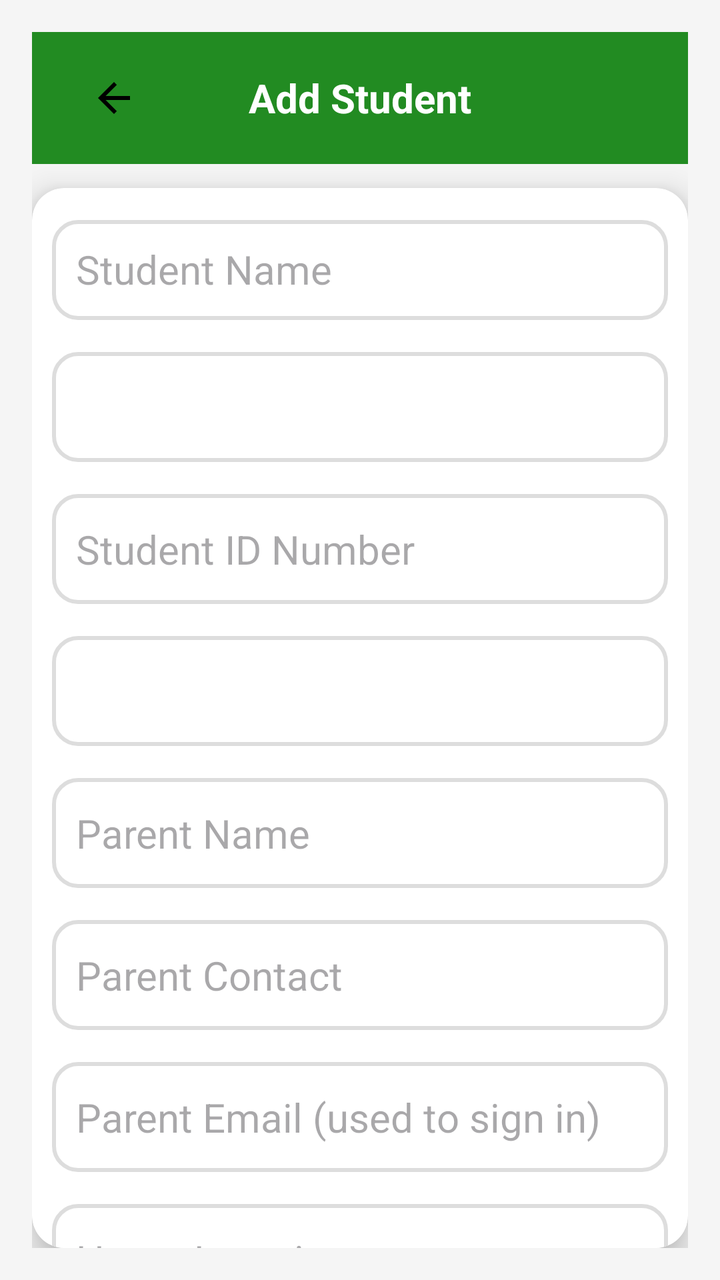
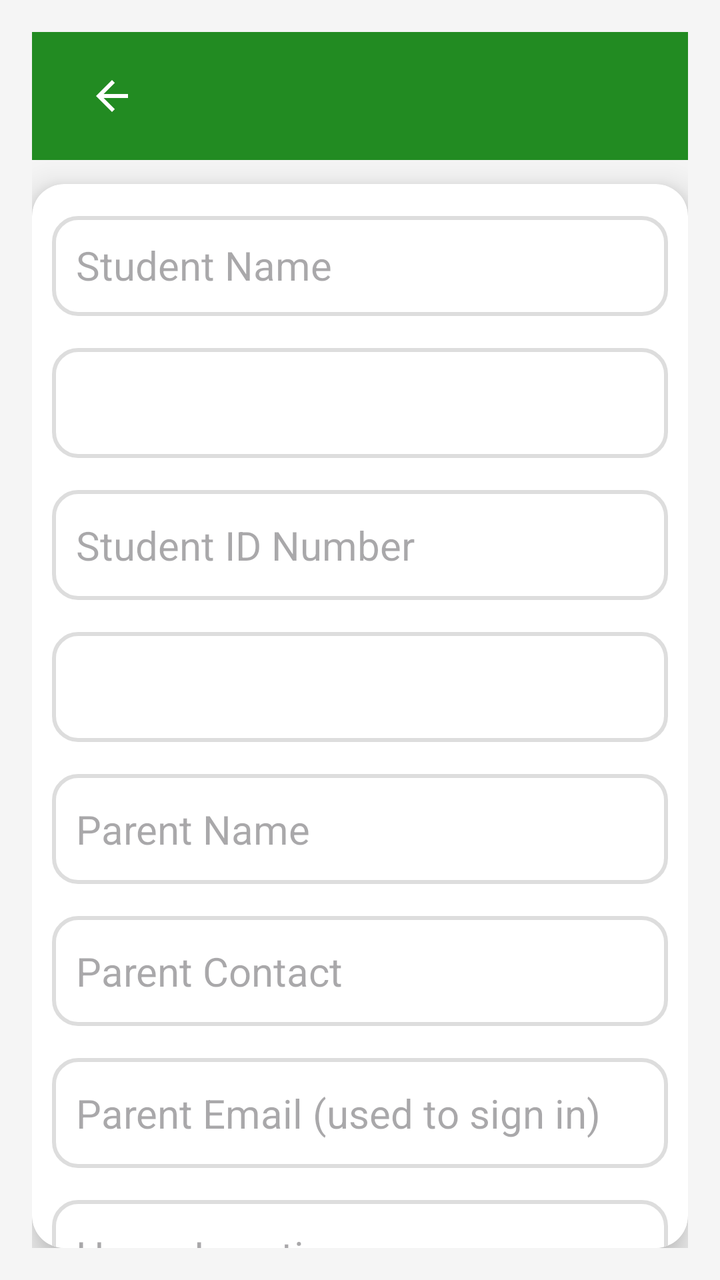

Two renders of the same Android screen: before a commit and after it. Below are the layout's source before the change and the commit's diff.
<!-- AndroidManifest.xml: application theme Theme.TransportApp -->
<!-- res/layout/activity_add_student.xml -->
<?xml version="1.0" encoding="utf-8"?>
<LinearLayout
    xmlns:android="http://schemas.android.com/apk/res/android"
    xmlns:app="http://schemas.android.com/apk/res-auto"
    android:layout_width="match_parent"
    android:layout_height="match_parent"
    android:orientation="vertical"
    android:background="#F5F5F5"
    android:padding="16dp">

    
    <androidx.appcompat.widget.Toolbar
        android:layout_width="match_parent"
        android:layout_height="wrap_content"
        android:background="@color/green"
        android:theme="@style/ThemeOverlay.AppCompat.Dark.ActionBar">

        <ImageButton
            android:layout_width="50dp"
            android:layout_height="50dp"
            android:layout_margin="8dp"
            android:background="@null"
            android:contentDescription="Back"
            android:src="@drawable/baseline_arrow_back_24"/>

        <TextView
            android:layout_width="wrap_content"
            android:layout_height="wrap_content"
            android:layout_gravity="center"
            android:text="Add Student"
            android:textColor="@android:color/white"
            android:textSize="20sp"
            android:textStyle="bold"/>
    </androidx.appcompat.widget.Toolbar>

    
    <androidx.cardview.widget.CardView
        android:layout_width="match_parent"
        android:layout_height="wrap_content"
        android:layout_marginTop="12dp"
        android:backgroundTint="@color/white"
        android:padding="24dp"
        app:cardCornerRadius="16dp"
        app:cardElevation="10dp">

        <LinearLayout
            android:layout_width="match_parent"
            android:layout_height="wrap_content"
            android:orientation="vertical">

            
            <EditText
                android:id="@+id/studentNameInput"
                android:layout_width="match_parent"
                android:layout_height="50dp"
                android:layout_marginTop="16dp"
                android:layout_marginHorizontal="10dp"
                android:background="@drawable/edittext_background"
                android:hint="Student Name"
                android:inputType="text"
                android:padding="12dp"
                android:textColor="@color/black"
                android:textSize="20sp"/>

            
            <Spinner
                android:id="@+id/classDropdown"
                android:layout_width="match_parent"
                android:layout_height="55dp"
                android:layout_marginTop="16dp"
                android:layout_marginHorizontal="10dp"
                android:background="@drawable/edittext_background"
                android:padding="12dp"/>

            
            <EditText
                android:id="@+id/studentIdInput"
                android:layout_width="match_parent"
                android:layout_height="55dp"
                android:layout_marginTop="16dp"
                android:layout_marginHorizontal="10dp"
                android:background="@drawable/edittext_background"
                android:hint="Student ID Number"
                android:inputType="number"
                android:padding="12dp"
                android:textColor="@color/black"
                android:textSize="20sp"/>

            
            <Spinner
                android:id="@+id/routeDropdown"
                android:layout_width="match_parent"
                android:layout_height="55dp"
                android:layout_marginTop="16dp"
                android:layout_marginHorizontal="10dp"
                android:background="@drawable/edittext_background"
                android:padding="12dp"/>

            
            <EditText
                android:id="@+id/parentNameInput"
                android:layout_width="match_parent"
                android:layout_height="55dp"
                android:layout_marginTop="16dp"
                android:layout_marginHorizontal="10dp"
                android:background="@drawable/edittext_background"
                android:hint="Parent Name"
                android:inputType="text"
                android:padding="12dp"
                android:textColor="@color/black"
                android:textSize="20sp"/>

            
            <EditText
                android:id="@+id/parentContactInput"
                android:layout_width="match_parent"
                android:layout_height="55dp"
                android:layout_marginTop="16dp"
                android:layout_marginHorizontal="10dp"
                android:background="@drawable/edittext_background"
                android:hint="Parent Contact"
                android:inputType="phone"
                android:padding="12dp"
                android:textColor="@color/black"
                android:textSize="20sp"/>

            
            <EditText
                android:id="@+id/parentEmailInput"
                android:layout_width="match_parent"
                android:layout_height="55dp"
                android:layout_marginTop="16dp"
                android:layout_marginHorizontal="10dp"
                android:background="@drawable/edittext_background"
                android:hint="Parent Email (used to sign in)"
                android:inputType="textEmailAddress"
                android:padding="12dp"
                android:textColor="@color/black"
                android:textSize="20sp"/>

            
            <EditText
                android:id="@+id/homeLocationInput"
                android:layout_width="match_parent"
                android:layout_height="55dp"
                android:layout_marginTop="16dp"
                android:layout_marginHorizontal="10dp"
                android:background="@drawable/edittext_background"
                android:hint="Home Location"
                android:inputType="text"
                android:padding="12dp"
                android:textColor="@color/black"
                android:textSize="20sp"/>

            
            <Button
                android:id="@+id/saveStudentButton"
                android:layout_width="280dp"
                android:layout_height="wrap_content"
                android:layout_gravity="center"
                android:layout_marginTop="24dp"
                android:layout_marginBottom="10dp"
                android:backgroundTint="@color/green"
                android:drawablePadding="8dp"
                android:padding="16dp"
                android:text="Add Student"
                android:textColor="@color/white"
                android:textSize="16sp"/>
        </LinearLayout>
    </androidx.cardview.widget.CardView>
</LinearLayout>
<!-- resources referenced by this layout -->
<resources>
  <color name="black">#FF000000</color>
  <color name="green">#228B22</color>
  <color name="white">#FFFFFFFF</color>
  <!-- drawable baseline_arrow_back_24 (drawable) -->
  <vector xmlns:android="http://schemas.android.com/apk/res/android" android:autoMirrored="true" android:height="24dp" android:tint="#000000" android:viewportHeight="24" android:viewportWidth="24" android:width="24dp">
        
      <path android:fillColor="@android:color/white" android:pathData="M20,11H7.83l5.59,-5.59L12,4l-8,8 8,8 1.41,-1.41L7.83,13H20v-2z"/>
      
  </vector>
  <!-- drawable edittext_background (drawable) -->
  <?xml version="1.0" encoding="utf-8"?>
  <shape xmlns:android="http://schemas.android.com/apk/res/android">
      <solid android:color="#FFFFFF" />
      <corners android:radius="12dp" />
      <stroke android:width="2dp" android:color="#DDDDDD" />
  </shape>
  <style name="Theme.TransportApp" parent="Base.Theme.TransportApp" />
  <style name="Base.Theme.TransportApp" parent="Theme.Material3.DayNight.NoActionBar">
          
          
      </style>
</resources>

<!-- the commit's change to res/layout/activity_add_student.xml (unified diff, before → after) -->
@@ -5,36 +5,17 @@
     android:layout_width="match_parent"
     android:layout_height="match_parent"
     android:orientation="vertical"
-    android:background="#F5F5F5"
+    android:background="@color/screen_background"
     android:padding="16dp">
 
     
-    <androidx.appcompat.widget.Toolbar
+    <include
+        layout="@layout/toolbar"
         android:layout_width="match_parent"
-        android:layout_height="wrap_content"
-        android:background="@color/green"
-        android:theme="@style/ThemeOverlay.AppCompat.Dark.ActionBar">
-
-        <ImageButton
-            android:layout_width="50dp"
-            android:layout_height="50dp"
-            android:layout_margin="8dp"
-            android:background="@null"
-            android:contentDescription="Back"
-            android:src="@drawable/baseline_arrow_back_24"/>
-
-        <TextView
-            android:layout_width="wrap_content"
-            android:layout_height="wrap_content"
-            android:layout_gravity="center"
-            android:text="Add Student"
-            android:textColor="@android:color/white"
-            android:textSize="20sp"
-            android:textStyle="bold"/>
-    </androidx.appcompat.widget.Toolbar>
+        android:layout_height="wrap_content" />
 
     
-    <androidx.cardview.widget.CardView
+    <com.google.android.material.card.MaterialCardView
         android:layout_width="match_parent"
         android:layout_height="wrap_content"
         android:layout_marginTop="12dp"
@@ -56,7 +37,7 @@
                 android:layout_marginTop="16dp"
                 android:layout_marginHorizontal="10dp"
                 android:background="@drawable/edittext_background"
-                android:hint="Student Name"
+                android:hint="@string/hint_student_name"
                 android:inputType="text"
                 android:padding="12dp"
                 android:textColor="@color/black"
@@ -80,7 +61,7 @@
                 android:layout_marginTop="16dp"
                 android:layout_marginHorizontal="10dp"
                 android:background="@drawable/edittext_background"
-                android:hint="Student ID Number"
+                android:hint="@string/hint_student_id_number"
                 android:inputType="number"
                 android:padding="12dp"
                 android:textColor="@color/black"
@@ -104,7 +85,7 @@
                 android:layout_marginTop="16dp"
                 android:layout_marginHorizontal="10dp"
                 android:background="@drawable/edittext_background"
-                android:hint="Parent Name"
+                android:hint="@string/hint_parent_name"
                 android:inputType="text"
                 android:padding="12dp"
                 android:textColor="@color/black"
@@ -118,7 +99,7 @@
                 android:layout_marginTop="16dp"
                 android:layout_marginHorizontal="10dp"
                 android:background="@drawable/edittext_background"
-                android:hint="Parent Contact"
+                android:hint="@string/hint_parent_contact"
                 android:inputType="phone"
                 android:padding="12dp"
                 android:textColor="@color/black"
@@ -132,7 +113,7 @@
                 android:layout_marginTop="16dp"
                 android:layout_marginHorizontal="10dp"
                 android:background="@drawable/edittext_background"
-                android:hint="Parent Email (used to sign in)"
+                android:hint="@string/hint_parent_email_used_to_sign_in"
                 android:inputType="textEmailAddress"
                 android:padding="12dp"
                 android:textColor="@color/black"
@@ -146,7 +127,7 @@
                 android:layout_marginTop="16dp"
                 android:layout_marginHorizontal="10dp"
                 android:background="@drawable/edittext_background"
-                android:hint="Home Location"
+                android:hint="@string/hint_home_location"
                 android:inputType="text"
                 android:padding="12dp"
                 android:textColor="@color/black"
@@ -163,9 +144,39 @@
                 android:backgroundTint="@color/green"
                 android:drawablePadding="8dp"
                 android:padding="16dp"
-                android:text="Add Student"
+                android:text="@string/title_add_student"
                 android:textColor="@color/white"
                 android:textSize="16sp"/>
         </LinearLayout>
-    </androidx.cardview.widget.CardView>
+    </com.google.android.material.card.MaterialCardView>
 </LinearLayout>
+<!-- res/layout/toolbar.xml (included above) -->
+<?xml version="1.0" encoding="utf-8"?>
+<com.google.android.material.appbar.MaterialToolbar xmlns:android="http://schemas.android.com/apk/res/android"
+    xmlns:app="http://schemas.android.com/apk/res-auto"
+    android:id="@+id/toolbar"
+    android:layout_width="match_parent"
+    android:layout_height="?attr/actionBarSize"
+    android:background="@color/green"
+    android:elevation="4dp"
+    android:theme="@style/ThemeOverlay.AppCompat.Dark.ActionBar">
+
+    <ImageButton
+        android:id="@+id/backButton"
+        android:layout_width="48dp"
+        android:layout_height="48dp"
+        android:layout_marginStart="12dp"
+        android:background="@null"
+        android:contentDescription="@string/back_button_desc"
+        android:src="@drawable/baseline_arrow_back_24"
+        app:tint="@android:color/white" />
+
+    <TextView
+        android:id="@+id/toolbar_title"
+        android:layout_width="wrap_content"
+        android:layout_height="wrap_content"
+        android:layout_gravity="center"
+        android:textColor="@android:color/white"
+        android:textSize="22sp"
+        android:textStyle="bold" />
+</com.google.android.material.appbar.MaterialToolbar>
<!-- resource entries referenced after the edit -->
@@ -2,6 +2,7 @@
 <resources>
   <color name="black">#FF000000</color>
   <color name="green">#228B22</color>
+  <color name="screen_background">#F5F5F5</color>
   <color name="white">#FFFFFFFF</color>
   <!-- drawable baseline_arrow_back_24 (drawable) -->
   <vector xmlns:android="http://schemas.android.com/apk/res/android" android:autoMirrored="true" android:height="24dp" android:tint="#000000" android:viewportHeight="24" android:viewportWidth="24" android:width="24dp">
@@ -16,10 +17,24 @@
       <corners android:radius="12dp" />
       <stroke android:width="2dp" android:color="#DDDDDD" />
   </shape>
+  <string name="back_button_desc">Navigate back</string>
+  <string name="hint_home_location">Home Location</string>
+  <string name="hint_parent_contact">Parent Contact</string>
+  <string name="hint_parent_email_used_to_sign_in">Parent Email (used to sign in)</string>
+  <string name="hint_parent_name">Parent Name</string>
+  <string name="hint_student_id_number">Student ID Number</string>
+  <string name="hint_student_name">Student Name</string>
+  <string name="title_add_student">Add Student</string>
   <style name="Theme.TransportApp" parent="Base.Theme.TransportApp" />
   <style name="Base.Theme.TransportApp" parent="Theme.Material3.DayNight.NoActionBar">
           
+          <item name="colorPrimary">@color/green</item>
+          <item name="colorOnPrimary">@color/white</item>
+          <item name="colorSecondary">@color/accent_orange</item>
+          <item name="colorOnSecondary">@color/black</item>
           
+          <item name="materialCardViewStyle">@style/Widget.Material3.CardView.Elevated</item>
       </style>
+  <color name="accent_orange">#FF9800</color>
 </resources>
 
